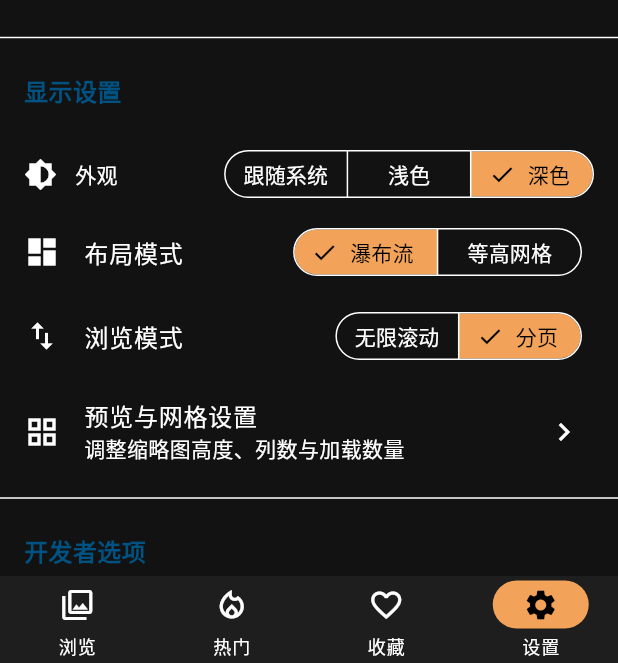
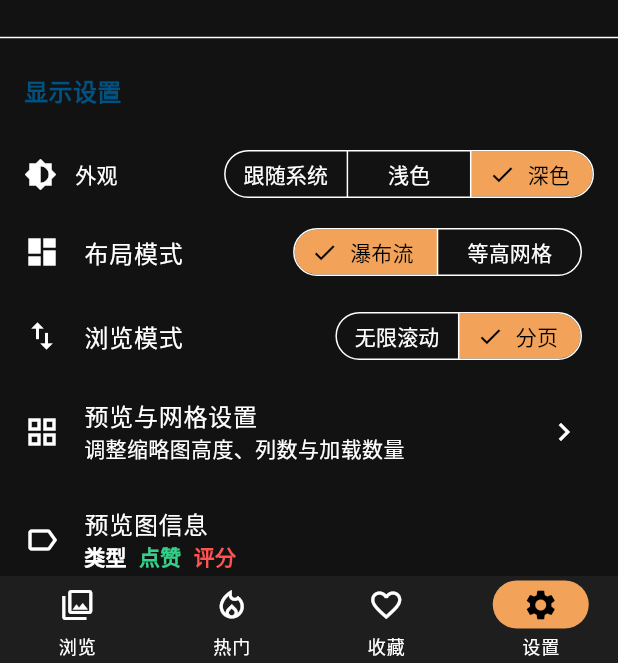
Before and after one commit to baozbao/BaobaoE621Viewer, a Flutter app: the screen it shows after launch, item 4 of the bottom bar chosen, on a phone screen of 412 x 824 dp, the part 573-1236 px from its top. Run offline on Flutter 3.47's test engine with Material 3 defaults, Android fonts, the phone set to English and light mode, and no system bars; our stand-ins replace cached_network_image, chewie, dio, flutter_riverpod, freezed_annotation, go_router and 3 more; missing offline and left inert: dart:ui_web, gal; network calls fail.

Commit message:
Add preview info toggles and remove tap effects
- Add settings switches for preview overlay: type / upvotes / score, default all on
- Rename upvote label to 中文 and color-code the three settings entries
- Show fav (heart) count on preview cards, gated by settings
- Wrap preview badges in FittedBox to prevent overflow on narrow cards
- Disable all splash/highlight/focus/hover effects in both themes to remove blue flash

Co-Authored-By: Claude Opus 4.8 <noreply@anthropic.com>

```diff
--- a/lib/core/constants/pref_keys.dart
+++ b/lib/core/constants/pref_keys.dart
@@ -14,4 +14,7 @@ class PrefKeys {
   static const appLogs = 'app_logs';
   static const favorites = 'favorites';
   static const browseHistory = 'browse_history';
+  static const showPreviewType = 'show_preview_type';
+  static const showPreviewUpvote = 'show_preview_upvote';
+  static const showPreviewScore = 'show_preview_score';
 }
--- a/lib/core/constants/strings.dart
+++ b/lib/core/constants/strings.dart
@@ -93,6 +93,10 @@ class Strings {
   static const editBlacklistSub = '添加或删除黑名单标签';
   static const previewGrid = '预览与网格设置';
   static const previewGridSub = '调整缩略图高度、列数与加载数量';
+  static const previewOverlay = '预览图信息';
+  static const previewType = '类型';
+  static const previewUpvote = '点赞';
+  static const previewScore = '评分';
   static const layoutMode = '布局模式';
   static const layoutMasonry = '瀑布流';
   static const layoutGrid = '等高网格';
--- a/lib/core/theme/app_theme.dart
+++ b/lib/core/theme/app_theme.dart
@@ -16,6 +16,12 @@ class AppTheme {
         elevation: 0,
         centerTitle: true,
       ),
+      // 彻底关闭所有点击/悬停/聚焦反馈特效，避免主题蓝色在深色背景与 Web 上残留。
+      splashFactory: NoSplash.splashFactory,
+      splashColor: Colors.transparent,
+      highlightColor: Colors.transparent,
+      focusColor: Colors.transparent,
+      hoverColor: Colors.transparent,
       useMaterial3: true,
       pageTransitionsTheme: const PageTransitionsTheme(
         builders: {
--- a/lib/features/settings/views/settings_screen.dart
+++ b/lib/features/settings/views/settings_screen.dart
@@ -145,6 +145,59 @@ class SettingsScreen extends ConsumerWidget {
             onTap: () => context.push('/settings/preview'),
           ),
 
+          ListTile(
+            leading: const Icon(Icons.label_outline),
+            title: const Text(Strings.previewOverlay),
+            subtitle: Wrap(
+              spacing: 8,
+              runSpacing: 4,
+              children: const [
+                _ColoredSettingLabel(
+                  text: Strings.previewType,
+                  color: Colors.white,
+                ),
+                _ColoredSettingLabel(
+                  text: Strings.previewUpvote,
+                  color: Color(0xFF35D08A),
+                ),
+                _ColoredSettingLabel(
+                  text: Strings.previewScore,
+                  color: Colors.redAccent,
+                ),
+              ],
+            ),
+          ),
+          SwitchListTile(
+            dense: true,
+            secondary: const Icon(Icons.movie_filter_outlined),
+            title: const _ColoredSettingLabel(
+              text: Strings.previewType,
+              color: Colors.white,
+            ),
+            value: settings.showPreviewType,
+            onChanged: notifier.updateShowPreviewType,
+          ),
+          SwitchListTile(
+            dense: true,
+            secondary: const Icon(Icons.arrow_upward),
+            title: const _ColoredSettingLabel(
+              text: Strings.previewUpvote,
+              color: Color(0xFF35D08A),
+            ),
+            value: settings.showPreviewUpvote,
+            onChanged: notifier.updateShowPreviewUpvote,
+          ),
+          SwitchListTile(
+            dense: true,
+            secondary: const Icon(Icons.favorite_border),
+            title: const _ColoredSettingLabel(
+              text: Strings.previewScore,
+              color: Colors.redAccent,
+            ),
+            value: settings.showPreviewScore,
+            onChanged: notifier.updateShowPreviewScore,
+          ),
+
           const Divider(),
           _sectionHeader(context, Strings.sectionDev),
 
@@ -233,3 +286,18 @@ class SettingsScreen extends ConsumerWidget {
     );
   }
 }
+
+class _ColoredSettingLabel extends StatelessWidget {
+  final String text;
+  final Color color;
+
+  const _ColoredSettingLabel({required this.text, required this.color});
+
+  @override
+  Widget build(BuildContext context) {
+    return Text(
+      text,
+      style: TextStyle(color: color, fontWeight: FontWeight.w600),
+    );
+  }
+}
--- a/lib/main.dart
+++ b/lib/main.dart
@@ -33,6 +33,12 @@ class MyApp extends ConsumerWidget {
       theme: ThemeData(
         brightness: Brightness.light,
         colorSchemeSeed: const Color(0xFF005282),
+        // 与深色主题一致：关闭所有点击/悬停/聚焦反馈特效。
+        splashFactory: NoSplash.splashFactory,
+        splashColor: Colors.transparent,
+        highlightColor: Colors.transparent,
+        focusColor: Colors.transparent,
+        hoverColor: Colors.transparent,
         useMaterial3: true,
       ),
       darkTheme: AppTheme.darkTheme,
```
Also changed, not shown: lib/features/home/widgets/post_card.dart (+72 -11 lines), lib/features/settings/providers/settings_provider.dart (+30 -0 lines).
